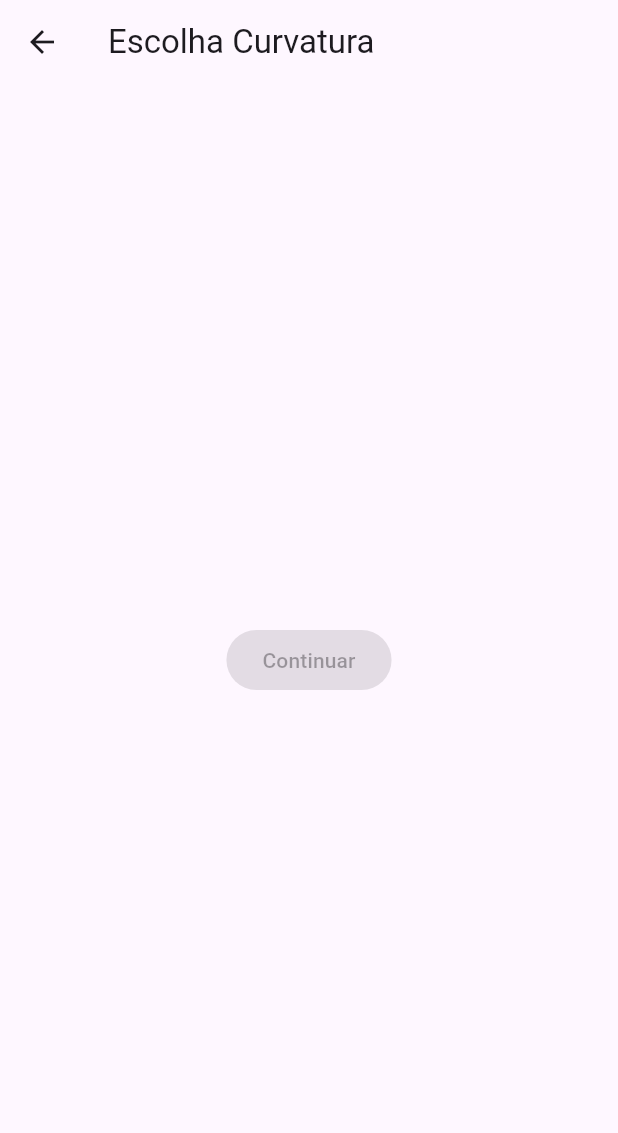
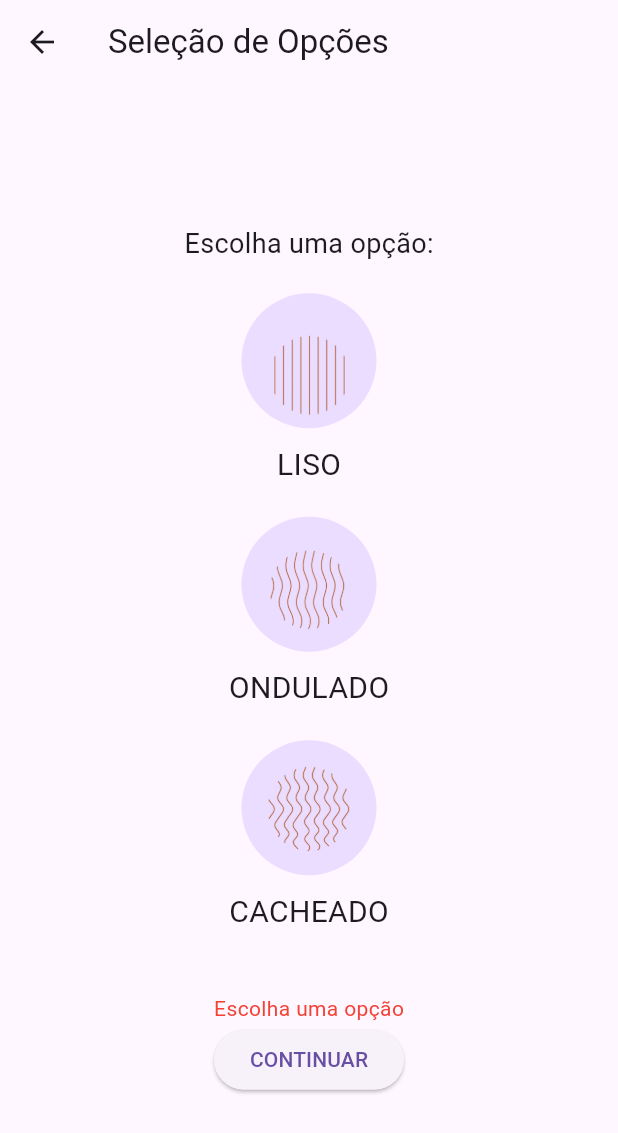
Before and after one commit to giuliasimmer/AppMobile, a Flutter app: the EscolhaCurvatura screen opened directly, on a phone screen of 412 x 824 dp. Shown: the top 1133 px of the screen. Run offline on Flutter 3.47's test engine with Material 3 defaults, Android fonts, the phone set to English and light mode, and no system bars.

Commit message:
create pag2

```diff
--- a/appmobile/lib/escolhacurvatura.dart
+++ b/appmobile/lib/escolhacurvatura.dart
@@ -1,11 +1,113 @@
 import 'package:flutter/material.dart';
 
-class EscolhaCurvatura extends StatelessWidget {
+class EscolhaCurvatura extends StatefulWidget {
+  @override
+  _EscolhaCurvaturaState createState() => _EscolhaCurvaturaState();
+}
+
+class _EscolhaCurvaturaState extends State<EscolhaCurvatura> {
+  String? selectedOption;
+  final GlobalKey<FormState> _dropdownFormKey = GlobalKey<FormState>();
+  final Map<String, String> options = {
+    'LISO': 'assets/liso.png',
+    'ONDULADO': 'assets/ondulado.png',
+    'CACHEADO': 'assets/cacheado.png',
+  };
+
   @override
   Widget build(BuildContext context) {
     return Scaffold(
-        appBar: AppBar(title: Text('Escolha Curvatura')),
-        body: Center(
-            child: ElevatedButton(onPressed: null, child: Text('Continuar'))));
+      appBar: AppBar(
+        title: Text('Seleção de Opções'),
+      ),
+      body: Center(
+        child: Form(
+          key: _dropdownFormKey,
+          child: Column(
+            mainAxisAlignment: MainAxisAlignment.center,
+            children: [
+              Text(
+                'Escolha uma opção:',
+                style: TextStyle(fontSize: 18),
+              ),
+              SizedBox(height: 20),
+              Column(
+                children: _buildChoiceList(),
+              ),
+              SizedBox(height: 20),
+              if (selectedOption == null)
+                Text(
+                  'Escolha uma opção',
+                  style: TextStyle(color: Colors.red),
+                ),
+              ElevatedButton(
+                onPressed: () {
+                  if (_dropdownFormKey.currentState!.validate() &&
+                      selectedOption != null) {
+                    // Navegar para a próxima página (ex: EscolhaTipo)
+                    Navigator.push(
+                      context,
+                      MaterialPageRoute(
+                        builder: (context) => EscolhaTipo(),
+                      ),
+                    );
+                  }
+                },
+                child: Text('CONTINUAR'),
+              ),
+            ],
+          ),
+        ),
+      ),
+    );
+  }
+
+  List<Widget> _buildChoiceList() {
+    List<Widget> choices = [];
+    options.forEach((key, value) {
+      choices.add(
+        GestureDetector(
+          onTap: () {
+            setState(() {
+              // Adiciona ou remove a seleção da opção
+              selectedOption = selectedOption == key ? null : key;
+            });
+          },
+          child: Column(
+            children: [
+              CircleAvatar(
+                radius: 45, // Aumentar o tamanho da imagem
+                backgroundColor: selectedOption == key ? Colors.brown : null,
+                child: CircleAvatar(
+                  radius: 40, // Aumentar o tamanho da imagem
+                  backgroundImage: AssetImage(value),
+                ),
+              ),
+              SizedBox(height: 10),
+              Text(
+                key,
+                style: TextStyle(fontSize: 20),
+              ),
+              SizedBox(height: 20),
+            ],
+          ),
+        ),
+      );
+    });
+    return choices;
   }
 }
+
+class EscolhaTipo extends StatelessWidget {
+  @override
+  Widget build(BuildContext context) {
+    return Scaffold(
+      appBar: AppBar(
+        title: Text('Escolha o Tipo'),
+      ),
+      body: Center(
+        child: Text('Página de escolha de tipo'),
+      ),
+    );
+  }
+}
--- a/appmobile/pubspec.yaml
+++ b/appmobile/pubspec.yaml
@@ -60,6 +60,9 @@ flutter:
   # To add assets to your application, add an assets section, like this:
   assets:
     - assets/telafundo.png
+    - assets/liso.png
+    - assets/ondulado.png
+    - assets/cacheado.png
 
   # An image asset can refer to one or more resolution-specific "variants", see
   # https://flutter.dev/assets-and-images/#resolution-aware
```
Also changed, not shown: appmobile/lib/home.dart (added, +45 -0 lines), appmobile/lib/main.dart (+4 -36 lines), appmobile/assets/cacheado.png (added), appmobile/assets/liso.png (added), appmobile/assets/ondulado.png (added), 1 other file.
